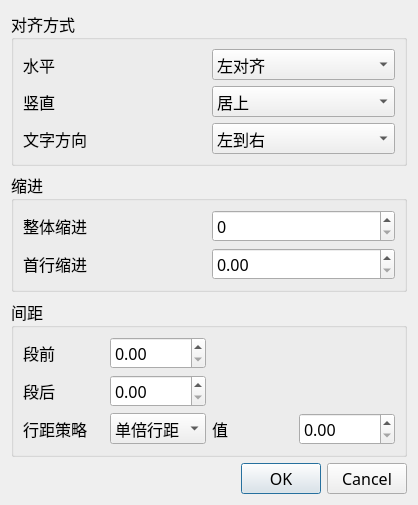
The window that ofdEditor/model/Widget/ParagraphFormatDialog.ui (mcoder2014/ofdEditor) describes before a commit, drawn with Qt 5.
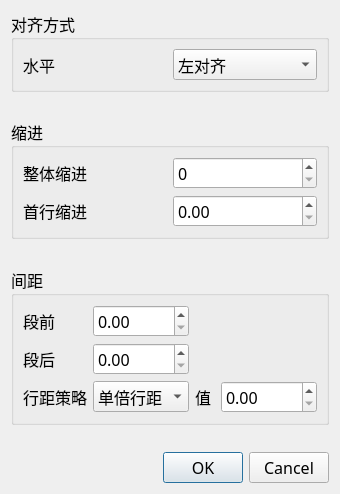
The same window after the commit.

The edit to the form file:
```diff
--- a/ofdEditor/model/Widget/ParagraphFormatDialog.ui
+++ b/ofdEditor/model/Widget/ParagraphFormatDialog.ui
@@ -6,8 +6,8 @@
    <rect>
     <x>0</x>
     <y>0</y>
-    <width>418</width>
-    <height>505</height>
+    <width>340</width>
+    <height>494</height>
    </rect>
   </property>
   <property name="font">
@@ -66,59 +66,6 @@
         </item>
        </widget>
       </item>
-      <item row="1" column="0">
-       <widget class="QLabel" name="label_12">
-        <property name="text">
-         <string>竖直</string>
-        </property>
-       </widget>
-      </item>
-      <item row="1" column="1">
-       <widget class="QComboBox" name="comboVAlignment">
-        <property name="sizeAdjustPolicy">
-         <enum>QComboBox::AdjustToContents</enum>
-        </property>
-        <item>
-         <property name="text">
-          <string>居上</string>
-         </property>
-        </item>
-        <item>
-         <property name="text">
-          <string>居下</string>
-         </property>
-        </item>
-        <item>
-         <property name="text">
-          <string>居中</string>
-         </property>
-        </item>
-       </widget>
-      </item>
-      <item row="2" column="0">
-       <widget class="QLabel" name="label_13">
-        <property name="text">
-         <string>文字方向</string>
-        </property>
-       </widget>
-      </item>
-      <item row="2" column="1">
-       <widget class="QComboBox" name="comboTextDirection">
-        <property name="sizeAdjustPolicy">
-         <enum>QComboBox::AdjustToContents</enum>
-        </property>
-        <item>
-         <property name="text">
-          <string>左到右</string>
-         </property>
-        </item>
-        <item>
-         <property name="text">
-          <string>右到左</string>
-         </property>
-        </item>
-       </widget>
-      </item>
      </layout>
     </widget>
    </item>
```
